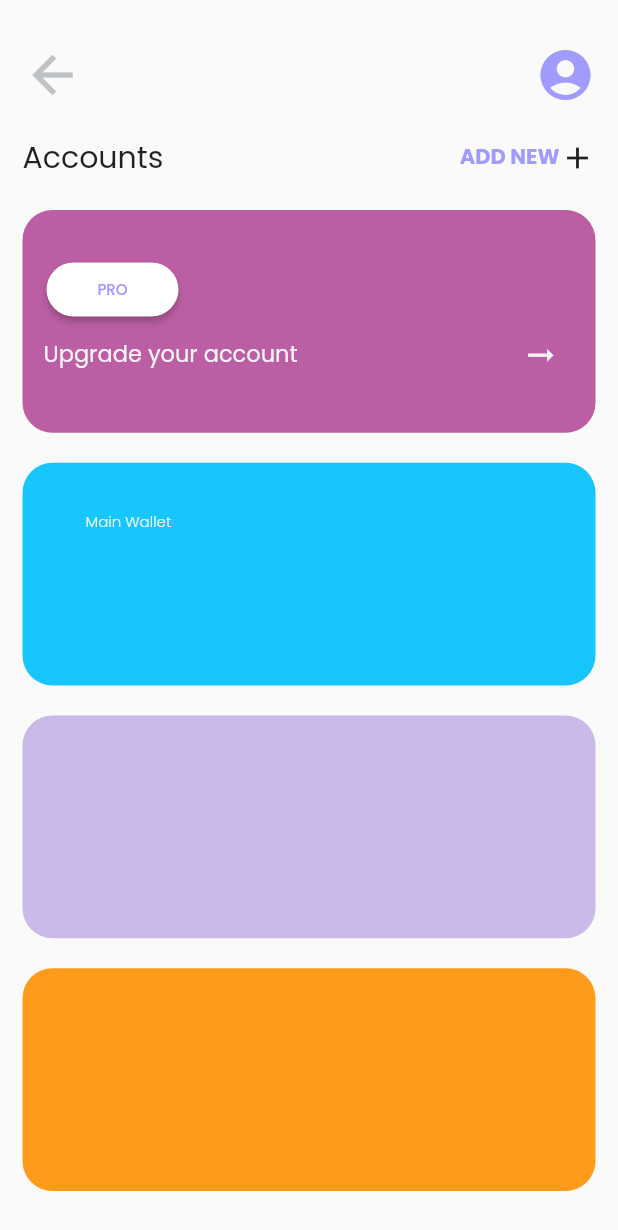
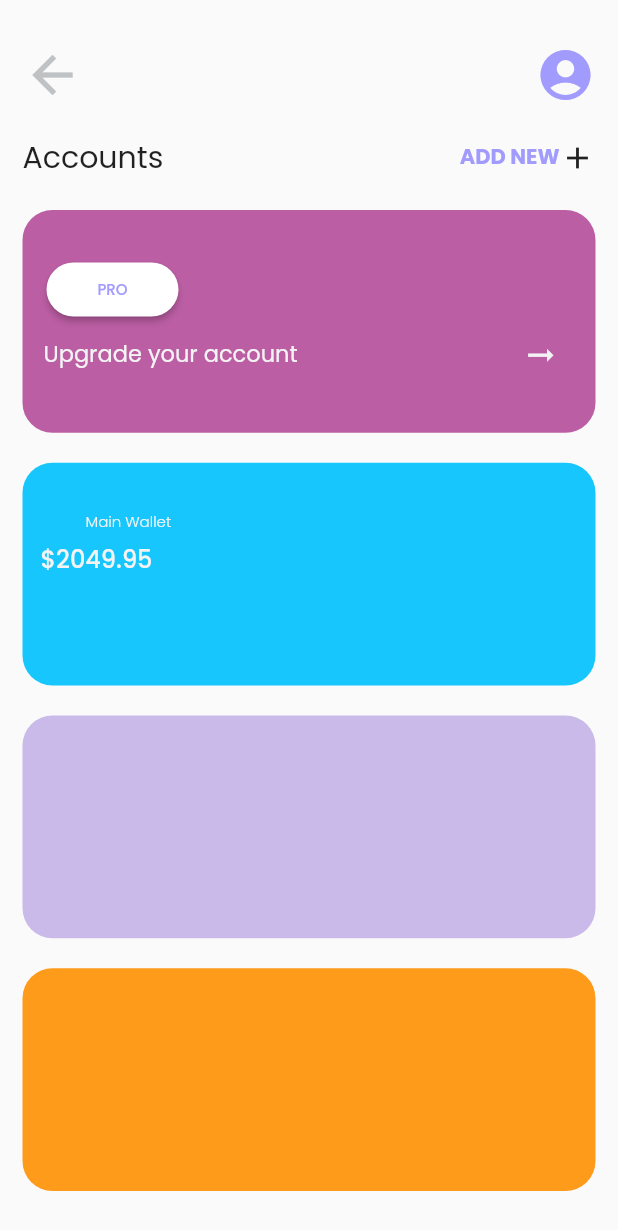
Before and after one commit to kevin2-cyber/Workshop-assignment, a Flutter app: the screen it shows after launch, on a phone screen of 412 x 824 dp. Shown: the top 1230 px of the screen. Run offline on Flutter 3.47's test engine with Material 2 defaults, Android fonts, the light colour scheme and no system bars; our stand-ins replace google_fonts.

Commit message:
building the screen

```diff
--- a/lib/main_screen.dart
+++ b/lib/main_screen.dart
@@ -164,6 +164,20 @@ class MainScreen extends StatelessWidget {
                         ),
                       ),
                     ),
+                    Positioned(
+                      top: 40.0,
+                      child: Padding(
+                        padding: const EdgeInsets.all(12.0),
+                        child: Text(
+                          '\$2049.95',
+                          style: GoogleFonts.poppins(
+                            fontSize: 16.0,
+                            fontWeight: FontWeight.w500,
+                            color: kbgColor,
+                          ),
+                        ),
+                      ),
+                    ),
                   ],
                 ),
               ),
```
